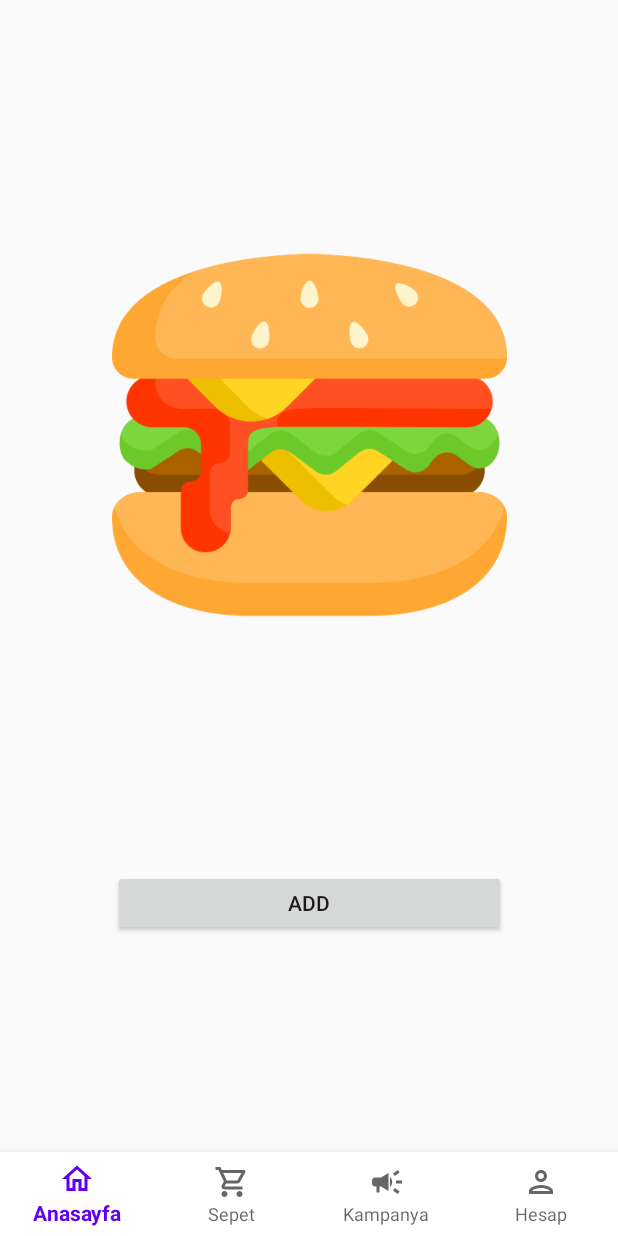
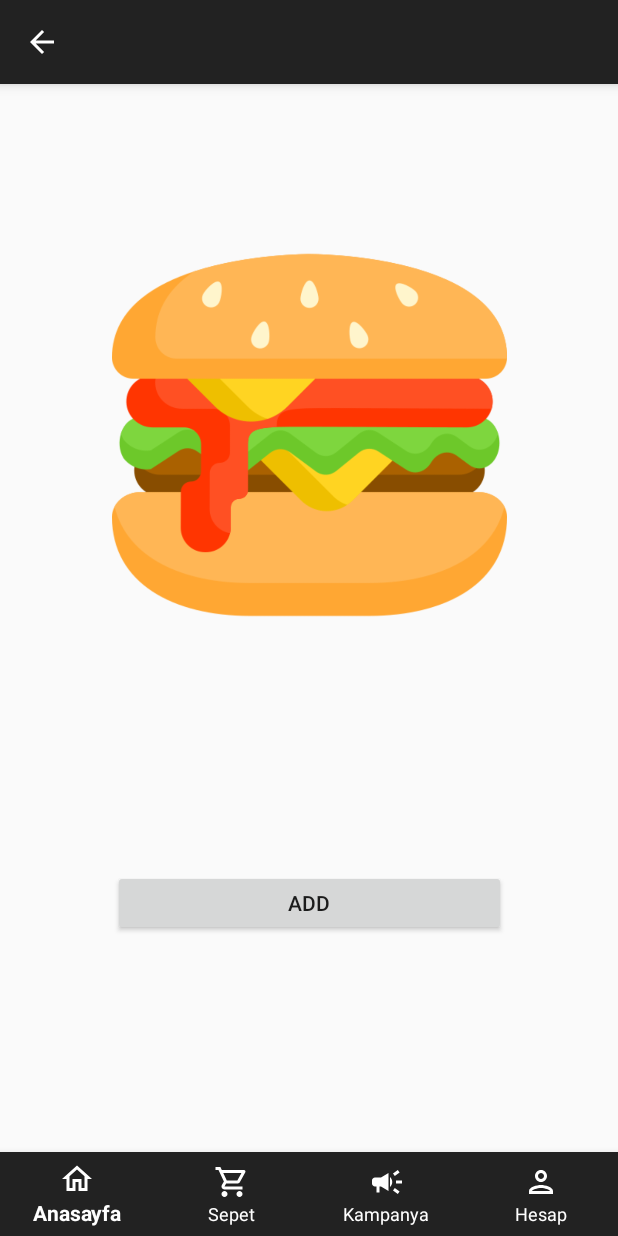
Before and after one commit to berenkotanli/Team4-Project, an Android app: the fragment DetailPageFragment placed in its activity, on a phone screen of 412 x 824 dp. Run offline under Robolectric (Android 15) with nearby library versions, the phone set to English and light mode, and no system bars; our stand-ins replace Picasso, data binding, navigation-ui; pictures from the network do not load; Roboto replaces fonts that are not available here; 3 statements that could not run were skipped.

Commit message:
Toolbar was added

```diff
--- a/app/src/main/java/com/upschool/team4project/DetailPageFragment.kt
+++ b/app/src/main/java/com/upschool/team4project/DetailPageFragment.kt
@@ -10,6 +10,7 @@ import androidx.navigation.fragment.navArgs
 import com.squareup.picasso.Picasso
 import com.upschool.team4project.databinding.FragmentDetailPageBinding
 import kotlinx.android.synthetic.main.fragment_detail_page.*
+import kotlinx.android.synthetic.main.fragment_detail_page.view.*
 
 
 class DetailPageFragment : Fragment() {
--- a/app/src/main/java/com/upschool/team4project/HomePageFragment.kt
+++ b/app/src/main/java/com/upschool/team4project/HomePageFragment.kt
@@ -27,7 +27,7 @@ class HomePageFragment : Fragment() {
     ): View? {
 
         design = DataBindingUtil.inflate(inflater,R.layout.fragment_home_page, container, false)
-       design.rvfood.layoutManager = StaggeredGridLayoutManager(2, StaggeredGridLayoutManager.VERTICAL)
+        design.rvfood.layoutManager = StaggeredGridLayoutManager(2, StaggeredGridLayoutManager.VERTICAL)
         design.homePageFragment=this
 
         viewModel.yemeklerListesi.observe(viewLifecycleOwner,{ yemeklerListesi ->
--- a/app/src/main/res/layout/activity_main.xml
+++ b/app/src/main/res/layout/activity_main.xml
@@ -10,8 +10,11 @@
         android:id="@+id/bottomNav"
         android:layout_width="0dp"
         android:layout_height="wrap_content"
+        android:background="@color/grey"
+        app:itemIconTint="@color/white"
+        app:itemRippleColor="#FFFFFF"
+        app:itemTextColor="#FFFFFF"
         app:labelVisibilityMode="labeled"
-        android:background="#FFFFFF"
         app:layout_constraintBottom_toBottomOf="parent"
         app:layout_constraintEnd_toEndOf="parent"
         app:layout_constraintStart_toStartOf="parent"
--- a/app/src/main/res/layout/fragment_detail_page.xml
+++ b/app/src/main/res/layout/fragment_detail_page.xml
@@ -60,6 +60,33 @@
             app:layout_constraintTop_toBottomOf="@+id/textView4"
             app:layout_constraintVertical_bias="0.476" />
 
+        <androidx.appcompat.widget.Toolbar
+            android:id="@+id/toolbarDetailPage"
+            android:layout_width="match_parent"
+            android:layout_height="wrap_content"
+            android:background="?attr/colorPrimary"
+            android:clickable="false"
+            android:clipChildren="false"
+            android:elevation="5dp"
+            android:minHeight="?attr/actionBarSize"
+            android:theme="?attr/actionBarTheme"
+            app:layout_constraintEnd_toEndOf="parent"
+            app:layout_constraintStart_toStartOf="parent"
+            app:layout_constraintTop_toTopOf="parent"
+            app:navigationIcon="@drawable/abc_vector_test">
+
+            <TextView
+                android:id="@+id/textToolbarTitle"
+                android:layout_width="wrap_content"
+                android:layout_height="wrap_content"
+                android:layout_gravity="center"
+                android:text="@{yemekNesne.yemek_adi}"
+                android:textColor="@color/white"
+                android:textSize="20sp"
+                tools:layout_editor_absoluteX="180dp"
+                tools:layout_editor_absoluteY="14dp" />
+
+        </androidx.appcompat.widget.Toolbar>
 
     </androidx.constraintlayout.widget.ConstraintLayout>
 </layout>
--- a/app/src/main/res/values-night/themes.xml
+++ b/app/src/main/res/values-night/themes.xml
@@ -12,6 +12,8 @@
         <!-- Status bar color. -->
         <item name="android:statusBarColor" tools:targetApi="l">?attr/colorPrimaryVariant</item>
         <!-- Customize your theme here. -->
+        <item name="windowNoTitle">true</item>
+        <item name="windowActionBar">false</item>
     </style>
     <style name="Theme.Transparent" parent="Theme.AppCompat.DayNight.NoActionBar">
         <item name="android:windowFullscreen">true</item>
--- a/app/src/main/res/values/colors.xml
+++ b/app/src/main/res/values/colors.xml
@@ -7,4 +7,5 @@
     <color name="teal_700">#FF018786</color>
     <color name="black">#FF000000</color>
     <color name="white">#FFFFFFFF</color>
+    <color name="grey">#222222</color>
 </resources>
--- a/app/src/main/res/values/strings.xml
+++ b/app/src/main/res/values/strings.xml
@@ -6,4 +6,6 @@
     <string name="sepet">Sepet</string>
     <string name="kampanya">Kampanya</string>
     <string name="hesap">Hesap</string>
+    <string name="menu">Menü</string>
+    <string name="profil">Profil</string>
 </resources>
--- a/app/src/main/res/values/themes.xml
+++ b/app/src/main/res/values/themes.xml
@@ -2,7 +2,7 @@
     <!-- Base application theme. -->
     <style name="Theme.Team4Project" parent="Theme.AppCompat.Light.NoActionBar">
         <!-- Primary brand color. -->
-        <item name="colorPrimary">@color/purple_500</item>
+        <item name="colorPrimary">@color/grey</item>
         <item name="colorPrimaryVariant">@color/black</item>
         <item name="colorOnPrimary">@color/white</item>
         <!-- Secondary brand color. -->
@@ -12,6 +12,8 @@
         <!-- Status bar color. -->
         <item name="android:statusBarColor" tools:targetApi="l">?attr/colorPrimaryVariant</item>
         <!-- Customize your theme here. -->
+        <item name="windowNoTitle">true</item>
+        <item name="windowActionBar">false</item>
     </style>
     <style name="Theme.Transparent" parent="Theme.AppCompat.Light.NoActionBar">
         <item name="android:windowFullscreen">true</item>
```
Also changed, not shown: app/src/main/res/layout/fragment_campaign_page.xml (+24 -1 lines), app/src/main/res/layout/fragment_cart_page.xml (+21 -0 lines), app/src/main/res/layout/fragment_home_page.xml (+29 -2 lines), app/src/main/res/layout/fragment_profile_page.xml (+25 -1 lines).
